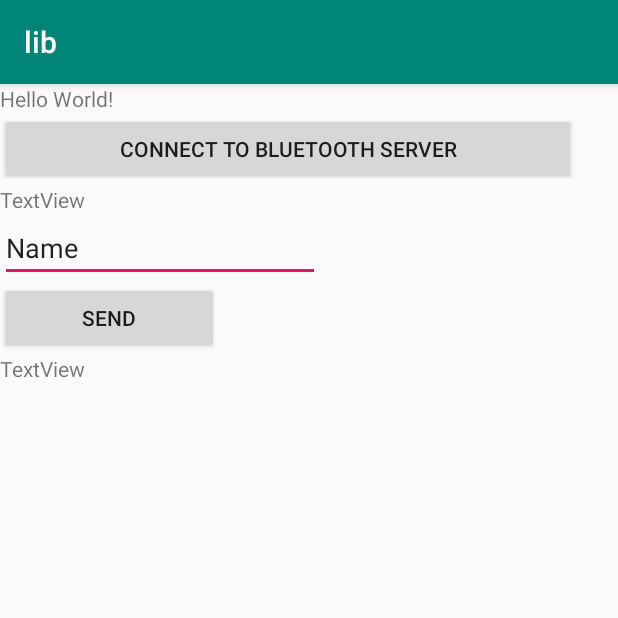
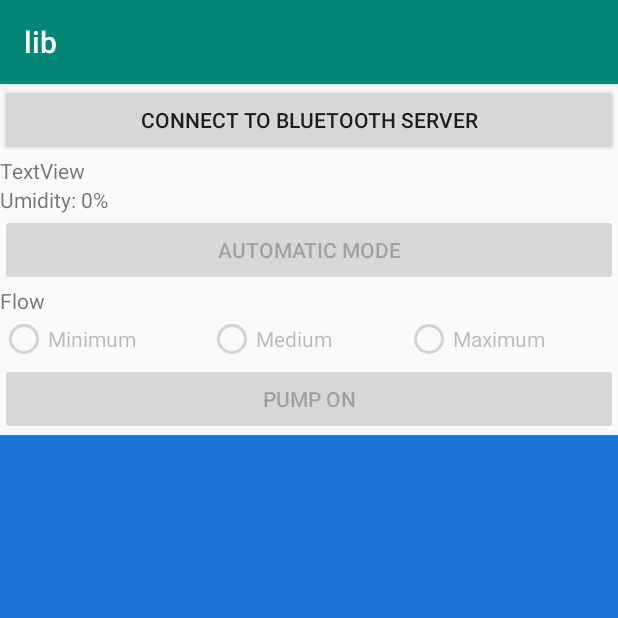
Before and after one commit to whitezeta97/SmartGreenHouse, an Android app: the screen it shows after launch (MainActivity), on a phone screen of 412 x 824 dp, the top half of it. Run offline under Robolectric (Android 15) with nearby library versions, the phone set to English and light mode, and no system bars.

Commit message:
Android: create gui, fix pair device and improve

```diff
--- a/src/sgh-mobile-app/app/src/main/AndroidManifest.xml
+++ b/src/sgh-mobile-app/app/src/main/AndroidManifest.xml
@@ -5,6 +5,7 @@
     <uses-permission android:name="android.permission.BLUETOOTH" />
     <uses-permission android:name="android.permission.BLUETOOTH_ADMIN" />
     <uses-permission android:name="android.permission.ACCESS_COARSE_LOCATION" />
+    <uses-permission android:name="android.permission.ACCESS_FINE_LOCATION" />
 
     <application
         android:allowBackup="true"
--- a/src/sgh-mobile-app/app/src/main/java/unibo/mobileapp/MainActivity.java
+++ b/src/sgh-mobile-app/app/src/main/java/unibo/mobileapp/MainActivity.java
@@ -1,17 +1,26 @@
 package unibo.mobileapp;
 
+import android.Manifest;
 import android.bluetooth.BluetoothAdapter;
 import android.bluetooth.BluetoothDevice;
+import android.content.BroadcastReceiver;
+import android.content.Context;
 import android.content.Intent;
+import android.content.IntentFilter;
 import android.os.AsyncTask;
 import android.support.annotation.Nullable;
 import android.support.v7.app.AppCompatActivity;
 import android.os.Bundle;
 import android.util.Log;
 import android.view.View;
+import android.widget.ArrayAdapter;
 import android.widget.EditText;
+import android.widget.ListView;
 import android.widget.TextView;
 
+import java.util.ArrayList;
+import java.util.List;
+import java.util.Set;
 import java.util.UUID;
 
 import unibo.mobileapp.utils.C;
@@ -24,19 +33,53 @@ import unibo.lib.exceptions.BluetoothDeviceNotFound;
 
 public class MainActivity extends AppCompatActivity {
 
+    private BluetoothAdapter btAdapter;
+    //LIST OF ARRAY STRINGS WHICH WILL SERVE AS LIST ITEMS
+    private ListView listItems;
+    private ArrayList<String> stringArrayList = new ArrayList<String>();
+    private ArrayAdapter<String> arrayAdapter;
+    //DEFINING A STRING ADAPTER WHICH WILL HANDLE THE DATA OF THE LISTVIEW
     private BluetoothChannel btChannel;
+    //private Set<BluetoothDevice> nbDevices;
+    private final BroadcastReceiver br = new BroadcastReceiver() {
+        @Override
+        public void onReceive(Context context, Intent intent) {
+            String action = intent.getAction();
+            if (BluetoothAdapter.ACTION_DISCOVERY_STARTED.equals(action)) {
+                stringArrayList.add("START DISCOVERY");
+                arrayAdapter.notifyDataSetChanged();
+            } else if (BluetoothDevice.ACTION_FOUND.equals(action)) {
+                BluetoothDevice device = intent.getParcelableExtra(BluetoothDevice.EXTRA_DEVICE);
+                stringArrayList.add(device.getName());
+                arrayAdapter.notifyDataSetChanged();
+            } else if (BluetoothAdapter.ACTION_DISCOVERY_FINISHED.equals(action)) {
+                stringArrayList.add("FINISH DISCOVERY");
+                arrayAdapter.notifyDataSetChanged();
+            } else {
+                stringArrayList.add(action);
+                arrayAdapter.notifyDataSetChanged();
+            }
+        }
+    };
 
     @Override
     protected void onCreate(final Bundle savedInstanceState) {
         super.onCreate(savedInstanceState);
         setContentView(R.layout.activity_main);
-
-        final BluetoothAdapter btAdapter = BluetoothAdapter.getDefaultAdapter();
-
-        if(btAdapter != null && !btAdapter.isEnabled()){
+        btAdapter = BluetoothAdapter.getDefaultAdapter();
+        if (this.btAdapter != null && !btAdapter.isEnabled()){
             startActivityForResult(new Intent(BluetoothAdapter.ACTION_REQUEST_ENABLE), C.bluetooth.ENABLE_BT_REQUEST);
         }
-
+        // Register the BroadcastReceiver
+        IntentFilter filterBT = new IntentFilter();
+        filterBT.addAction(BluetoothAdapter.ACTION_DISCOVERY_STARTED);
+        filterBT.addAction(BluetoothAdapter.ACTION_DISCOVERY_FINISHED);
+        filterBT.addAction(BluetoothDevice.ACTION_FOUND);
+        registerReceiver(br, filterBT);
+        //registerReceiver(br, new IntentFilter(BluetoothDevice.ACTION_FOUND));
+        listItems = (ListView) findViewById(R.id.lstLista);
+        arrayAdapter = new ArrayAdapter<String>(getApplicationContext(), android.R.layout.simple_list_item_1, stringArrayList);
+        listItems.setAdapter((arrayAdapter));
         initUI();
     }
 
@@ -52,7 +95,7 @@ public class MainActivity extends AppCompatActivity {
             }
         });
 
-        findViewById(R.id.sendBtn).setOnClickListener(new View.OnClickListener() {
+        /*findViewById(R.id.sendBtn).setOnClickListener(new View.OnClickListener() {
             @Override
             public void onClick(View v) {
                 String message = ((EditText)findViewById(R.id.editText)).getText().toString();
@@ -60,13 +103,25 @@ public class MainActivity extends AppCompatActivity {
                 ((EditText)findViewById(R.id.editText)).setText("");
 
             }
-        });
+        });*/
+
+        /*findViewById(R.id.btnSearchDevice).setOnClickListener(new View.OnClickListener() {
+            @Override
+            public void onClick(View v) {
+                btAdapter.startDiscovery();
+                stringArrayList.add("DISCOVERY");
+                arrayAdapter.notifyDataSetChanged();
+                ((TextView) findViewById(R.id.chatLabel)).setText("DISCOVERY");
+            }
+        });*/
     }
 
     @Override
     protected void onStop() {
         super.onStop();
-
+        if (btAdapter.isDiscovering()) {
+            btAdapter.cancelDiscovery();
+        }
         btChannel.close();
     }
 
@@ -82,32 +137,55 @@ public class MainActivity extends AppCompatActivity {
     }
 
     private void connectToBTServer() throws BluetoothDeviceNotFound {
-        final BluetoothDevice serverDevice = BluetoothUtils.getPairedDeviceByName(C.bluetooth.BT_DEVICE_ACTING_AS_SERVER_NAME);
+        BluetoothDevice tmpServerDevice = null;
+        //Search if device is already paired
+        //btAdapter.startDiscovery();
+        if (btAdapter.isDiscovering()) {
+            btAdapter.cancelDiscovery();
+        }
+       /* stringArrayList.add("ADD DEVICE");
+        arrayAdapter.notifyDataSetChanged();
+        stringArrayList.add(Integer.toString(nbDevices.size()));
+        arrayAdapter.notifyDataSetChanged();
+       */
+        Set<BluetoothDevice> pairedList = btAdapter.getBondedDevices();
+        stringArrayList.add("PAIRED");
+        arrayAdapter.notifyDataSetChanged();
+        stringArrayList.add(Integer.toString(pairedList.size()));
+        arrayAdapter.notifyDataSetChanged();
+        if (pairedList.size() > 0) {
+            for (BluetoothDevice device : pairedList) {
+                stringArrayList.add(device.getName());
+                arrayAdapter.notifyDataSetChanged();
+                if (device.getName().equals(C.bluetooth.BT_DEVICE_ACTING_AS_SERVER_NAME)) {
+                    tmpServerDevice = device;
+                    stringArrayList.add("DISPOSITIVO TROVATO");
+                    arrayAdapter.notifyDataSetChanged();
+                }
+            }
+        }
+        if (tmpServerDevice != null) {
+            final BluetoothDevice serverDevice = tmpServerDevice;
             final UUID uuid = BluetoothUtils.generateUuidFromString(C.bluetooth.BT_SERVER_UUID);
-
             AsyncTask<Void, Void, Integer> execute = new ConnectToBluetoothServerTask(serverDevice, uuid, new ConnectionTask.EventListener() {
                 @Override
                 public void onConnectionActive(final BluetoothChannel channel) {
 
                     ((TextView) findViewById(R.id.statusLabel)).setText(String.format("Status : connected to server on device %s",
                             serverDevice.getName()));
-
                     findViewById(R.id.connectBtn).setEnabled(false);
-
                     btChannel = channel;
                     btChannel.registerListener(new RealBluetoothChannel.Listener() {
                         @Override
                         public void onMessageReceived(String receivedMessage) {
-                        ((TextView) findViewById(R.id.chatLabel)).append(String.format("> [RECEIVED from %s] %s\n",
-                                btChannel.getRemoteDeviceName(),
-                                receivedMessage));
+                            stringArrayList.add("received Message: " + receivedMessage);
+                            arrayAdapter.notifyDataSetChanged();
                         }
 
                         @Override
                         public void onMessageSent(String sentMessage) {
-                        ((TextView) findViewById(R.id.chatLabel)).append(String.format("> [SENT to %s] %s\n",
-                                btChannel.getRemoteDeviceName(),
-                                sentMessage));
+                            stringArrayList.add("sent Message: " + sentMessage);
+                            arrayAdapter.notifyDataSetChanged();
                         }
                     });
                 }
@@ -119,4 +197,6 @@ public class MainActivity extends AppCompatActivity {
                 }
             }).execute();
         }
+
     }
+}
--- a/src/sgh-mobile-app/app/src/main/res/layout/activity_main.xml
+++ b/src/sgh-mobile-app/app/src/main/res/layout/activity_main.xml
@@ -11,18 +11,9 @@
         android:layout_height="match_parent"
         android:orientation="vertical">
 
-        <TextView
-            android:layout_width="wrap_content"
-            android:layout_height="wrap_content"
-            android:text="Hello World!"
-            app:layout_constraintBottom_toBottomOf="parent"
-            app:layout_constraintLeft_toLeftOf="parent"
-            app:layout_constraintRight_toRightOf="parent"
-            app:layout_constraintTop_toTopOf="parent" />
-
         <Button
             android:id="@+id/connectBtn"
-            android:layout_width="384dp"
+            android:layout_width="match_parent"
             android:layout_height="wrap_content"
             android:text="CONNECT TO BLUETOOTH SERVER"
             tools:layout_editor_absoluteX="15dp"
@@ -37,39 +28,78 @@
             tools:layout_editor_absoluteY="76dp"
             tools:text="Status : not connected" />
 
-        <EditText
-            android:id="@+id/editText"
-            android:layout_width="wrap_content"
+        <TextView
+            android:id="@+id/umidityLabel"
+            android:layout_width="match_parent"
             android:layout_height="wrap_content"
-            android:ems="10"
-            android:inputType="textPersonName"
-            android:text="Name"
-            tools:layout_editor_absoluteX="15dp"
-            tools:layout_editor_absoluteY="109dp" />
+            android:text="Umidity: 0%" />
 
         <Button
-            android:id="@+id/sendBtn"
-            android:layout_width="146dp"
+            android:id="@+id/btnMode"
+            android:layout_width="match_parent"
             android:layout_height="wrap_content"
-            android:text="SEND"
-            tools:layout_editor_absoluteX="251dp"
-            tools:layout_editor_absoluteY="104dp" />
+            android:enabled="false"
+            android:text="Automatic Mode" />
 
-        <TextView
-            android:id="@+id/textView3"
-            android:layout_width="wrap_content"
+        <RadioGroup
+            android:layout_width="match_parent"
+            android:layout_height="wrap_content">
+
+            <TextView
+                android:id="@+id/flowLabel"
+                android:layout_width="wrap_content"
+                android:layout_height="wrap_content"
+                android:layout_weight="1"
+                android:gravity="center"
+                android:text="Flow" />
+
+            <LinearLayout
+                android:layout_width="match_parent"
+                android:layout_height="match_parent"
+                android:orientation="horizontal">
+
+                <RadioButton
+                    android:id="@+id/rbMinimumFlow"
+                    android:layout_width="wrap_content"
+                    android:layout_height="wrap_content"
+                    android:layout_weight="1"
+                    android:enabled="false"
+                    android:text="Minimum" />
+
+                <RadioButton
+                    android:id="@+id/rbMedium"
+                    android:layout_width="wrap_content"
+                    android:layout_height="wrap_content"
+                    android:layout_weight="1"
+                    android:enabled="false"
+                    android:text="Medium" />
+
+                <RadioButton
+                    android:id="@+id/rbMaximum"
+                    android:layout_width="wrap_content"
+                    android:layout_height="wrap_content"
+                    android:layout_weight="1"
+                    android:enabled="false"
+                    android:text="Maximum" />
+            </LinearLayout>
+
+        </RadioGroup>
+
+        <Button
+            android:id="@+id/btnPump"
+            android:layout_width="match_parent"
             android:layout_height="wrap_content"
-            android:text="TextView"
-            tools:layout_editor_absoluteX="15dp"
-            tools:layout_editor_absoluteY="164dp"
-            tools:text="CHAT HISTORY" />
+            android:enabled="false"
+            android:text="Pump on" />
 
-        <TextView
-            android:id="@+id/chatLabel"
-            android:layout_width="380dp"
-            android:layout_height="18dp"
-            tools:layout_editor_absoluteX="16dp"
-            tools:layout_editor_absoluteY="183dp" />
+        <ListView
+            android:id="@+id/lstLista"
+            android:layout_width="match_parent"
+            android:layout_height="match_parent"
+            android:background="@color/colorAccent"
+            android:backgroundTint="@color/colorAccent"
+            android:listSelector="@android:color/black" />
+
     </LinearLayout>
 
 </android.support.constraint.ConstraintLayout>
--- a/src/sgh-mobile-app/app/src/main/res/values/colors.xml
+++ b/src/sgh-mobile-app/app/src/main/res/values/colors.xml
@@ -2,5 +2,5 @@
 <resources>
     <color name="colorPrimary">#008577</color>
     <color name="colorPrimaryDark">#00574B</color>
-    <color name="colorAccent">#D81B60</color>
+    <color name="colorAccent">#1B76D8</color>
 </resources>
```
Lines whose indentation alone changed are shown as unchanged.
